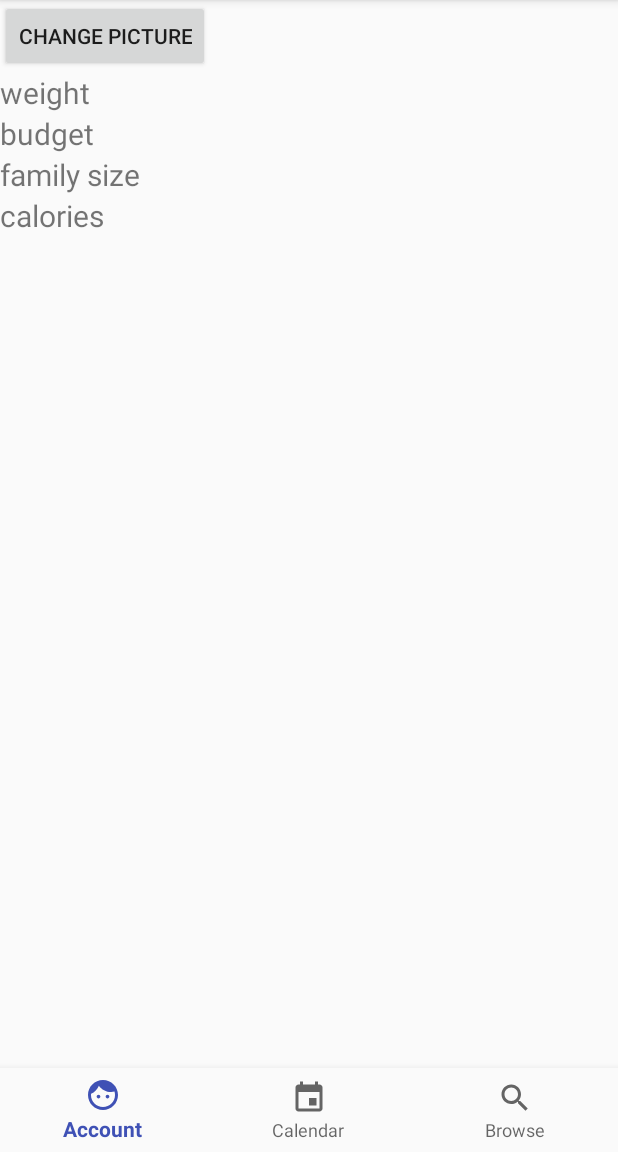
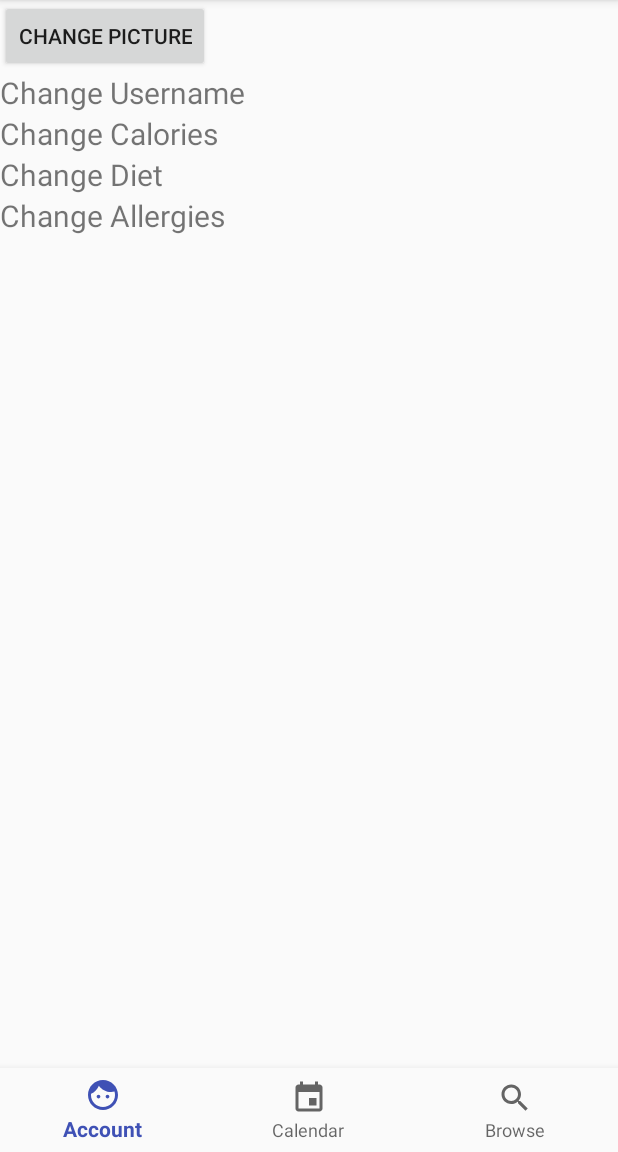
Before and after one commit to DonnyStout/meal_planit, an Android app: the fragment FilterFragment placed in its activity, on a phone screen of 412 x 824 dp, the part 84-1236 px from its top. Run offline under Robolectric (Android 15) with nearby library versions, the light colour scheme and no system bars; our stand-ins replace Room's generated code; libraries missing offline, so code that uses them is left out: android.arch.persistence; 2 statements that could not run were skipped.

Commit message:
adding asynctask classes to implement changing database settings

```diff
--- a/app/src/main/java/edu/cnm/deepdive/mealplanit/model/Person.java
+++ b/app/src/main/java/edu/cnm/deepdive/mealplanit/model/Person.java
@@ -86,7 +86,7 @@ public class Person {
 
     @Override
     public String toString() {
-        return personId+ " " + firstName + " " + lastName + " " + username + " " + caloriesPerDay + " " + dietId;
+        return username;
     }
 
 }
--- a/app/src/main/java/layout/FilterFragment.java
+++ b/app/src/main/java/layout/FilterFragment.java
@@ -1,18 +1,32 @@
 package layout;
 
 
+import android.content.Context;
+import android.os.AsyncTask;
 import android.os.Bundle;
 import android.support.v4.app.Fragment;
 import android.view.LayoutInflater;
 import android.view.View;
 import android.view.ViewGroup;
 
+import edu.cnm.deepdive.mealplanit.MainActivity;
 import edu.cnm.deepdive.mealplanit.R;
+import edu.cnm.deepdive.mealplanit.db.MealDatabase;
+import edu.cnm.deepdive.mealplanit.model.Diet;
+import edu.cnm.deepdive.mealplanit.model.Person;
+import edu.cnm.deepdive.mealplanit.model.PersonRestriction;
+import edu.cnm.deepdive.mealplanit.model.Restriction;
 
 /**
  * A simple {@link Fragment} subclass.
  */
 public class FilterFragment extends Fragment {
+
+  private MealDatabase database;
+  private Person person;
+  private Restriction restriction;
+  private Diet diet;
+  private String username;
 
 
   public FilterFragment() {
@@ -25,7 +39,57 @@ public class FilterFragment extends Fragment {
       Bundle savedInstanceState) {
     // Inflate the layout for this fragment
     View view = inflater.inflate(R.layout.fragment_filter, container, false);
+    username = getActivity().getSharedPreferences("user", Context.MODE_PRIVATE)
+                            .getString("username", null);
     return view;
   }
 
+  private MealDatabase getDatabase() {
+    database = ((MainActivity) getActivity()).getDatabase();
+    return database;
   }
+
+    public class ChangeUser extends AsyncTask<Object, Object, Person> {
+
+      @Override
+      protected Person doInBackground(Object... objects) {
+        person = database.personDao().findUsername(username);
+        return person;
+      }
+
+      @Override
+      protected void onPostExecute(Person person) {
+
+      }
+    }
+
+  public class ChangeAllergy extends AsyncTask<Object, Object, Restriction> {
+
+    @Override
+    protected Restriction doInBackground(Object... objects) {
+      PersonRestriction restrictionFind = database.personRestrictionDao().findByPersonId(person.getPersonId());
+      restriction = database.restrictionDao().findByRestrictionId(restrictionFind.getRestrictionId());
+      return restriction;
+    }
+
+    @Override
+    protected void onPostExecute(Restriction restriction) {
+
+    }
+  }
+
+
+  public class ChangeDiet extends AsyncTask<Object, Object, Diet> {
+
+    @Override
+    protected Diet doInBackground(Object... objects) {
+      diet = database.dietDao().findByDietId(person.getDietId());
+      return diet;
+    }
+
+    @Override
+    protected void onPostExecute(Diet diet) {
+
+    }
+  }
+}
--- a/app/src/main/res/layout/activity_login.xml
+++ b/app/src/main/res/layout/activity_login.xml
@@ -26,10 +26,10 @@
       android:textSize="20sp"
       />
 
-    <android.support.v7.widget.AppCompatEditText
+    <Spinner
       android:id="@+id/login_field"
-      android:layout_width="250dp"
-      android:layout_height="40dp"/>
+      android:layout_width="200dp"
+      android:layout_height="55dp"/>
 
 
     <LinearLayout
--- a/app/src/main/res/layout/activity_main.xml
+++ b/app/src/main/res/layout/activity_main.xml
@@ -26,4 +26,6 @@
     android:background="?android:attr/windowBackground"
     app:menu="@menu/navigation"/>
 
+
+
 </LinearLayout>
--- a/app/src/main/res/layout/fragment_filter.xml
+++ b/app/src/main/res/layout/fragment_filter.xml
@@ -7,40 +7,39 @@
 
 
   <Button
-            android:id="@+id/image_filter"
+    android:id="@+id/image_button"
     android:layout_width="wrap_content"
     android:layout_height="wrap_content"
-            android:text="change picture"/>
+    android:text="@string/change_picture_button_text"/>
 
   <TextView
-            android:id="@+id/weight_filter"
+    android:id="@+id/username_change"
     android:layout_width="match_parent"
     android:layout_height="wrap_content"
-            android:text="weight"
+    android:text="@string/change_username_text"
+    android:textSize="20sp"/>
+
+  <TextView
+    android:id="@+id/change_calories"
+    android:layout_width="match_parent"
+    android:layout_height="wrap_content"
+    android:text="@string/change_calories_text"
     android:textSize="20sp"
     />
 
   <TextView
-            android:id="@+id/budget_filter"
+    android:id="@+id/change_diet"
     android:layout_width="match_parent"
     android:layout_height="wrap_content"
-            android:text="budget"
+    android:text="@string/change_diet_text"
     android:textSize="20sp"
     />
 
   <TextView
-            android:id="@+id/family_filter"
+    android:id="@+id/change_allergies"
     android:layout_width="match_parent"
     android:layout_height="wrap_content"
-            android:text="family size"
-            android:textSize="20sp"
-    />
-
-    <TextView
-            android:id="@+id/calories_filter"
-            android:layout_width="match_parent"
-            android:layout_height="wrap_content"
-            android:text="calories"
+    android:text="@string/change_allergies_text"
     android:textSize="20sp"
     />
 
--- a/app/src/main/res/values/strings.xml
+++ b/app/src/main/res/values/strings.xml
@@ -29,5 +29,10 @@
   <string name="base_url">https://spoonacular-recipe-food-nutrition-v1.p.mashape.com/recipes/mealplans/</string>
   <string name="generate_button">Generate</string>
   <string name="REGEX_FOR_EXTENSION">\\.[^.\\s]+$</string>
+  <string name="change_picture_button_text">change picture</string>
+  <string name="change_username_text">Change Username</string>
+  <string name="change_calories_text">Change Calories</string>
+  <string name="change_diet_text">Change Diet</string>
+  <string name="change_allergies_text">Change Allergies</string>
 
 </resources>
```
Also changed, not shown: app/src/main/AndroidManifest.xml (+7 -2 lines), app/src/main/java/edu/cnm/deepdive/mealplanit/LoginActivity.java (+37 -8 lines), app/src/main/res/layout/fragment_calendar.xml (+7 -13 lines), app/src/main/res/layout/fragment_create_account.xml (+23 -18 lines), app/src/main/res/layout/fragment_plan.xml (+9 -6 lines). Lines whose indentation alone changed are shown as unchanged.
